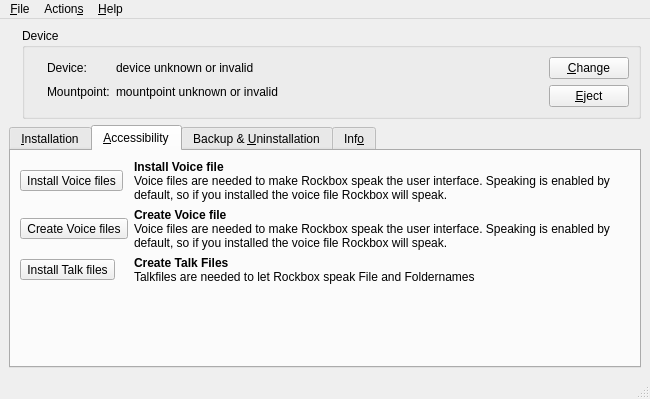
This is rbutil/rbutilqt/rbutilqtfrm.ui in Rockbox/rockbox as Qt 5 draws it before an edit. The edited form follows.
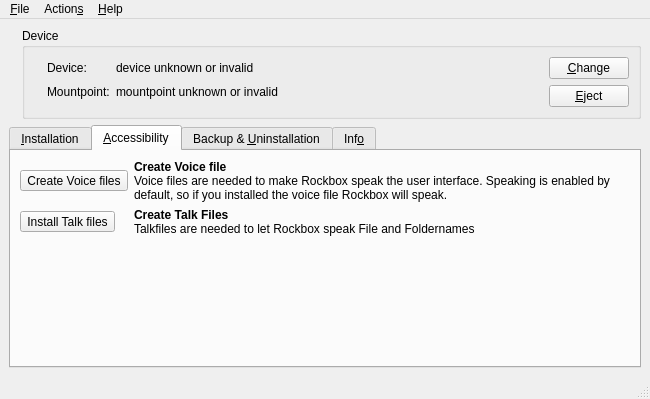
This is the edited form. The open tabs and pages were chosen to show the change. Icons and pictures are not drawn.

Commit message:
rbutil: Remove Install Voice button from Accessibility tab.
Installing the voice file is now done via the main installation.

```diff
--- a/rbutil/rbutilqt/rbutilqtfrm.ui
+++ b/rbutil/rbutilqt/rbutilqtfrm.ui
@@ -171,34 +171,7 @@
         <string>Install accessibility add-ons</string>
        </attribute>
        <layout class="QGridLayout">
-        <item row="0" column="0">
-         <widget class="QToolButton" name="buttonVoice">
-          <property name="text">
-           <string>Install Voice files</string>
-          </property>
-          <property name="icon">
-           <iconset resource="rbutilqt.qrc">
-            <normaloff>:/icons/audio-volume-high.svg</normaloff>:/icons/audio-volume-high.svg</iconset>
-          </property>
-          <property name="iconSize">
-           <size>
-            <width>56</width>
-            <height>46</height>
-           </size>
-          </property>
-         </widget>
-        </item>
-        <item row="0" column="1">
-         <widget class="QLabel" name="labelVoice">
-          <property name="text">
-           <string>&lt;b&gt;Install Voice file&lt;/b&gt;&lt;br/&gt;Voice files are needed to make Rockbox speak the user interface. Speaking is enabled by default, so if you installed the voice file Rockbox will speak.</string>
-          </property>
-          <property name="wordWrap">
-           <bool>true</bool>
-          </property>
-         </widget>
-        </item>
-        <item row="2" column="0">
+        <item row="1" column="0">
          <widget class="QToolButton" name="buttonTalk">
           <property name="text">
            <string>Install Talk files</string>
@@ -215,14 +188,14 @@
           </property>
          </widget>
         </item>
-        <item row="2" column="1">
+        <item row="1" column="1">
          <widget class="QLabel" name="labelTalk">
           <property name="text">
            <string>&lt;b&gt;Create Talk Files&lt;/b&gt;&lt;br/&gt;Talkfiles are needed to let Rockbox speak File and Foldernames</string>
           </property>
          </widget>
         </item>
-        <item row="3" column="0">
+        <item row="2" column="0">
          <spacer>
           <property name="orientation">
            <enum>Qt::Vertical</enum>
@@ -235,7 +208,7 @@
           </property>
          </spacer>
         </item>
-        <item row="3" column="1">
+        <item row="2" column="1">
          <spacer>
           <property name="orientation">
            <enum>Qt::Vertical</enum>
@@ -248,7 +221,7 @@
           </property>
          </spacer>
         </item>
-        <item row="1" column="0">
+        <item row="0" column="0">
          <widget class="QToolButton" name="buttonCreateVoice">
           <property name="text">
            <string>Create Voice files</string>
@@ -265,7 +238,7 @@
           </property>
          </widget>
         </item>
-        <item row="1" column="1">
+        <item row="0" column="1">
          <widget class="QLabel" name="labelCreateVoice">
           <property name="text">
            <string>&lt;b&gt;Create Voice file&lt;/b&gt;&lt;br/&gt;Voice files are needed to make Rockbox speak the  user interface. Speaking is enabled by default, so
```
Left out of the diff: 2 changed lines with no effect on the pictures. The commit also changes 2 other files.
